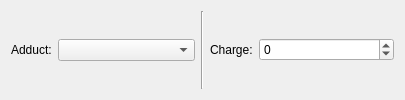
Qt form src/widget/frameformulamodification.ui (zwpwjwtz/MassCalculator) before a commit.
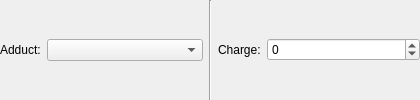
The same form after that commit.

Patch:
```diff
--- a/src/widget/frameformulamodification.ui
+++ b/src/widget/frameformulamodification.ui
@@ -6,7 +6,7 @@
    <rect>
     <x>0</x>
     <y>0</y>
-    <width>405</width>
+    <width>420</width>
     <height>100</height>
    </rect>
   </property>
@@ -14,6 +14,18 @@
    <string>Frame</string>
   </property>
   <layout class="QHBoxLayout" name="horizontalLayout">
+   <property name="leftMargin">
+    <number>0</number>
+   </property>
+   <property name="topMargin">
+    <number>0</number>
+   </property>
+   <property name="rightMargin">
+    <number>0</number>
+   </property>
+   <property name="bottomMargin">
+    <number>0</number>
+   </property>
    <item>
     <layout class="QHBoxLayout" name="horizontalLayout_2" stretch="0,1">
      <item>
```
